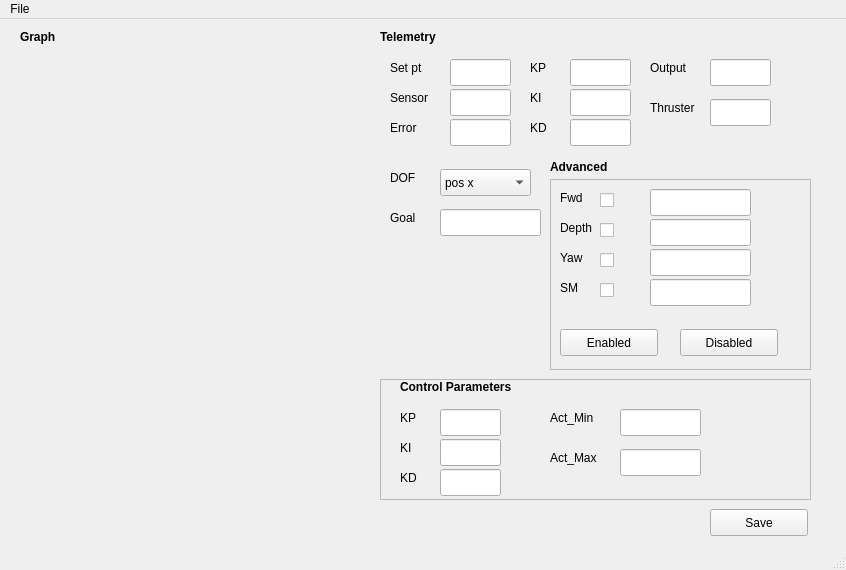
Qt form src/GUI/ControlUI.ui (silverbullet1/bbauv) before a commit.
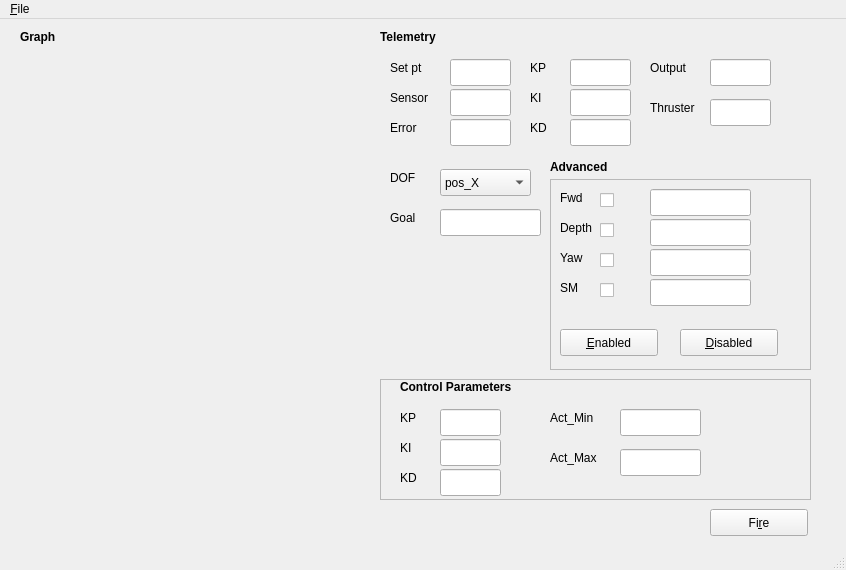
The same form after that commit.

Commit message: Allowed for saving and loading parameters in controls UI

```diff
--- a/src/GUI/ControlUI.ui
+++ b/src/GUI/ControlUI.ui
@@ -258,7 +258,10 @@
      </rect>
     </property>
     <property name="text">
-     <string>Save</string>
+     <string>Fi&amp;re</string>
+    </property>
+    <property name="shortcut">
+     <string>Ctrl+R</string>
     </property>
    </widget>
    <widget class="QLabel" name="DOF_label">
@@ -610,7 +613,10 @@
       </rect>
      </property>
      <property name="text">
-      <string>Enabled</string>
+      <string>&amp;Enabled</string>
+     </property>
+     <property name="shortcut">
+      <string>Ctrl+E</string>
      </property>
     </widget>
     <widget class="QPushButton" name="disabledButton">
@@ -623,7 +629,10 @@
       </rect>
      </property>
      <property name="text">
-      <string>Disabled</string>
+      <string>&amp;Disabled</string>
+     </property>
+     <property name="shortcut">
+      <string>Ctrl+D</string>
      </property>
     </widget>
    </widget>
@@ -654,7 +663,7 @@
     </property>
     <item>
      <property name="text">
-      <string>pos x</string>
+      <string>pos_X</string>
      </property>
     </item>
     <item>
@@ -680,7 +689,7 @@
    </property>
    <widget class="QMenu" name="menuFile">
     <property name="title">
-     <string>File</string>
+     <string>&amp;File</string>
     </property>
     <addaction name="actionSave"/>
     <addaction name="actionOpen"/>
```
Left out of the diff: 14 changed lines with no effect on the pictures. The commit also changes 5 other files.
